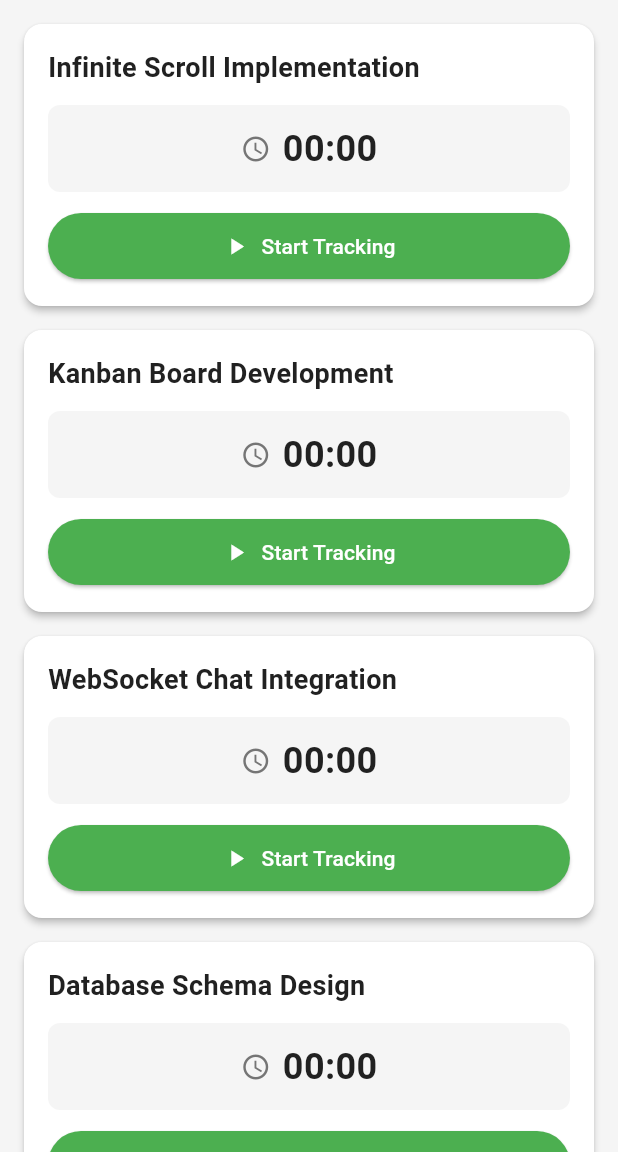
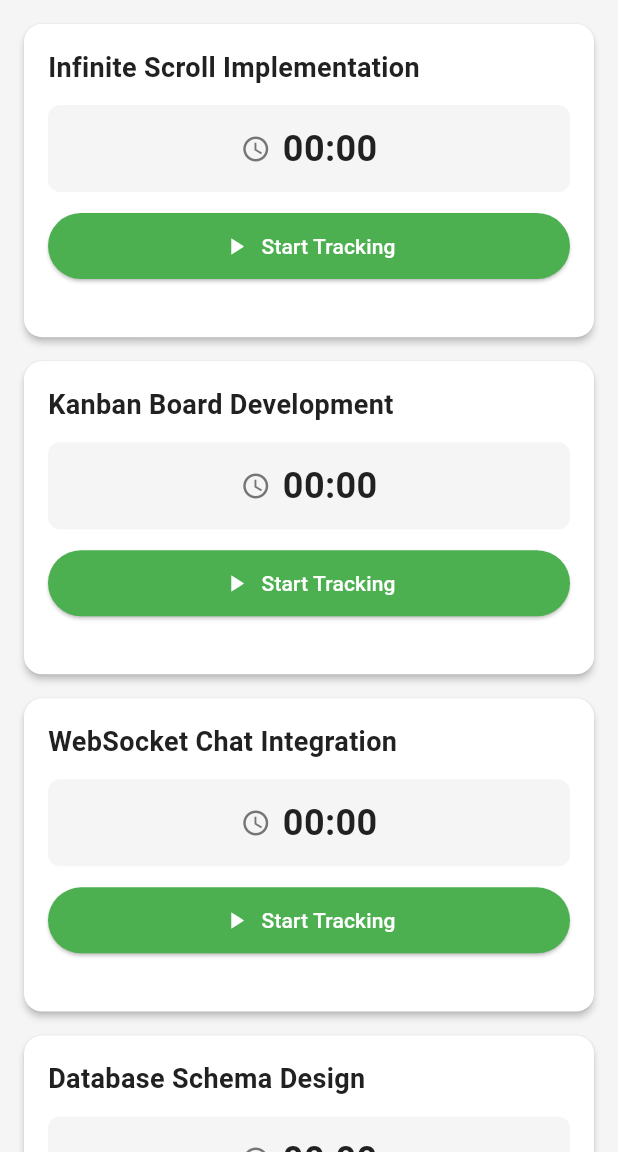
Before and after one commit to yaroslav20568/time_tracker, a Flutter app: the screen it shows after launch, on a phone screen of 412 x 824 dp, the part 84-1236 px from its top. Run offline on Flutter 3.47's test engine with Material 3 defaults, Android fonts, the phone set to English and light mode, and no system bars; our stand-ins replace shared_preferences.

Commit message:
feat: add responsive grid layout for task cards

```diff
--- a/lib/screens/time_tracker_screen.dart
+++ b/lib/screens/time_tracker_screen.dart
@@ -71,13 +71,29 @@ class _TimeTrackerScreenState extends State<TimeTrackerScreen> {
         elevation: 0,
       ),
       body: SafeArea(
-        child: ListView.builder(
-          padding: const EdgeInsets.symmetric(vertical: 8),
+        child: LayoutBuilder(
+          builder: (context, constraints) {
+            final screenWidth = MediaQuery.of(context).size.width;
+            final crossAxisCount = screenWidth <= 480 ? 1 : 2;
+            final cardWidth = screenWidth <= 480
+                ? screenWidth - 48
+                : (screenWidth - 64) / 2;
+            final childAspectRatio = cardWidth / 200;
+
+            return GridView.builder(
+              padding: const EdgeInsets.all(16),
+              gridDelegate: SliverGridDelegateWithFixedCrossAxisCount(
+                crossAxisCount: crossAxisCount,
+                childAspectRatio: childAspectRatio,
+                crossAxisSpacing: 16,
+                mainAxisSpacing: 16,
+              ),
               itemCount: _taskService.tasks.length,
               itemBuilder: (context, index) {
                 final task = _taskService.tasks[index];
                 final isActive =
-                _taskService.activeTask?.name == task.name && task.isTracking;
+                    _taskService.activeTask?.name == task.name &&
+                    task.isTracking;
                 final currentTime = _getCurrentTime(index);
 
                 return TaskCard(
@@ -91,6 +107,8 @@ class _TimeTrackerScreenState extends State<TimeTrackerScreen> {
                   onPauseMenu: _showPauseMenu,
                 );
               },
+            );
+          },
         ),
       ),
     );
--- a/lib/widgets/time_tracker_screen/task_card.dart
+++ b/lib/widgets/time_tracker_screen/task_card.dart
@@ -36,7 +36,7 @@ class TaskCard extends StatelessWidget {
   @override
   Widget build(BuildContext context) {
     return Card(
-      margin: const EdgeInsets.symmetric(horizontal: 16, vertical: 8),
+      margin: EdgeInsets.zero,
       elevation: 2,
       color: isActive
           ? AppColors.primary.withValues(alpha: 0.1)
```
Lines whose indentation alone changed are shown as unchanged.
